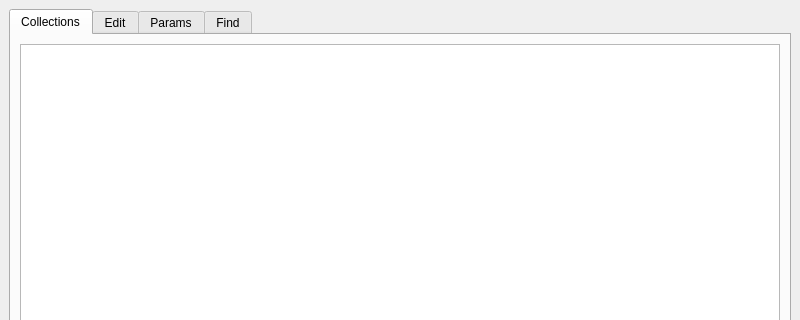
Before: the Qt Designer form tables_editor.ui in waynegramlich/table_tools, drawn with Qt 5; both pictures show x 0 to 800 and y 0 to 320 of the 800 by 846 pixel window.
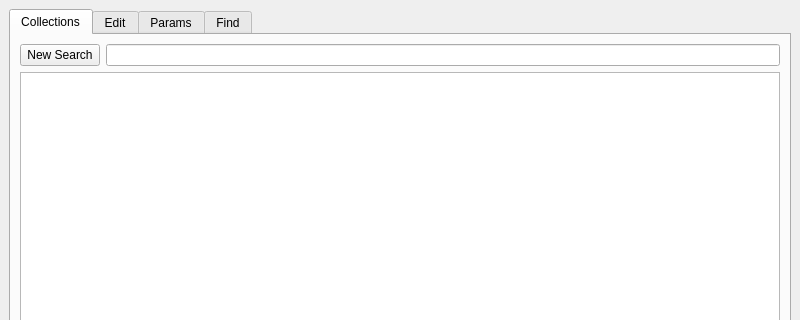
After: the same form once the commit is applied.

Commit message: Got stored searches working.

What changed in the file:
```diff
--- a/tables_editor.ui
+++ b/tables_editor.ui
@@ -26,7 +26,7 @@
      <verstretch>1</verstretch>
     </sizepolicy>
    </property>
-   <layout class="QGridLayout" name="gridLayout_9" columnstretch="1">
+   <layout class="QGridLayout" name="gridLayout_9" columnstretch="0">
     <item row="0" column="0">
      <widget class="QTabWidget" name="root_tabs">
       <property name="sizePolicy">
@@ -44,6 +44,16 @@
        </attribute>
        <layout class="QGridLayout" name="gridLayout_12">
         <item row="0" column="0">
+         <widget class="QPushButton" name="collections_new_button">
+          <property name="text">
+           <string>New Search</string>
+          </property>
+         </widget>
+        </item>
+        <item row="0" column="1">
+         <widget class="QLineEdit" name="collections_new_line"/>
+        </item>
+        <item row="1" column="0" colspan="2">
          <widget class="QTreeView" name="collections_tree"/>
         </item>
        </layout>
```
The commit also changes 1 other file.
